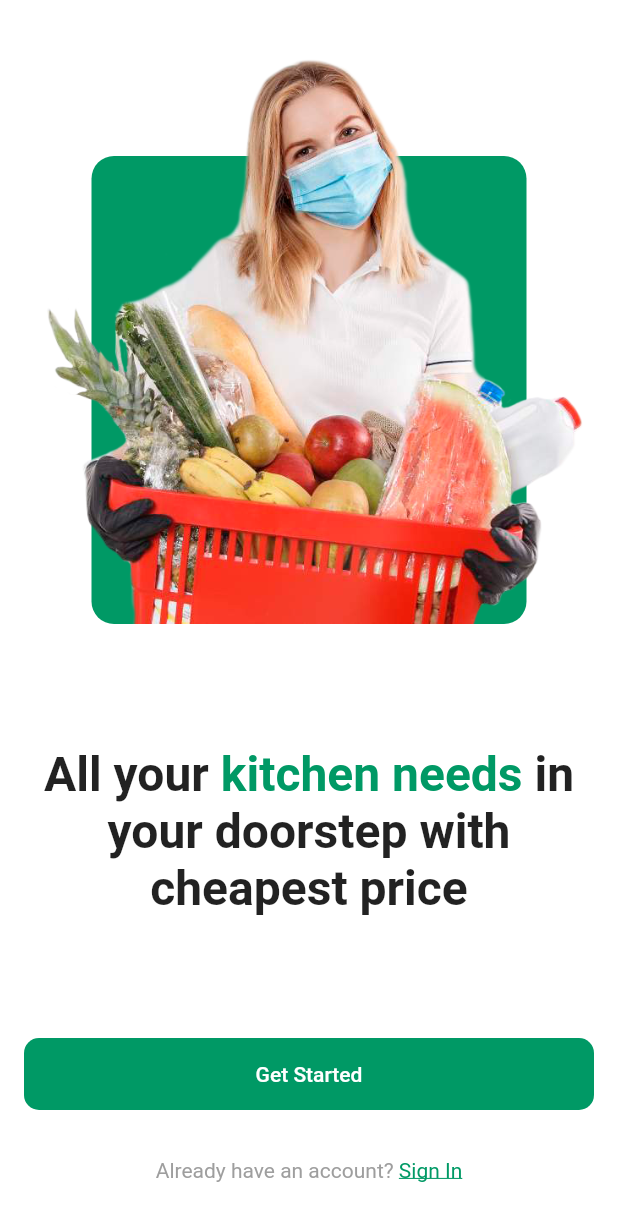
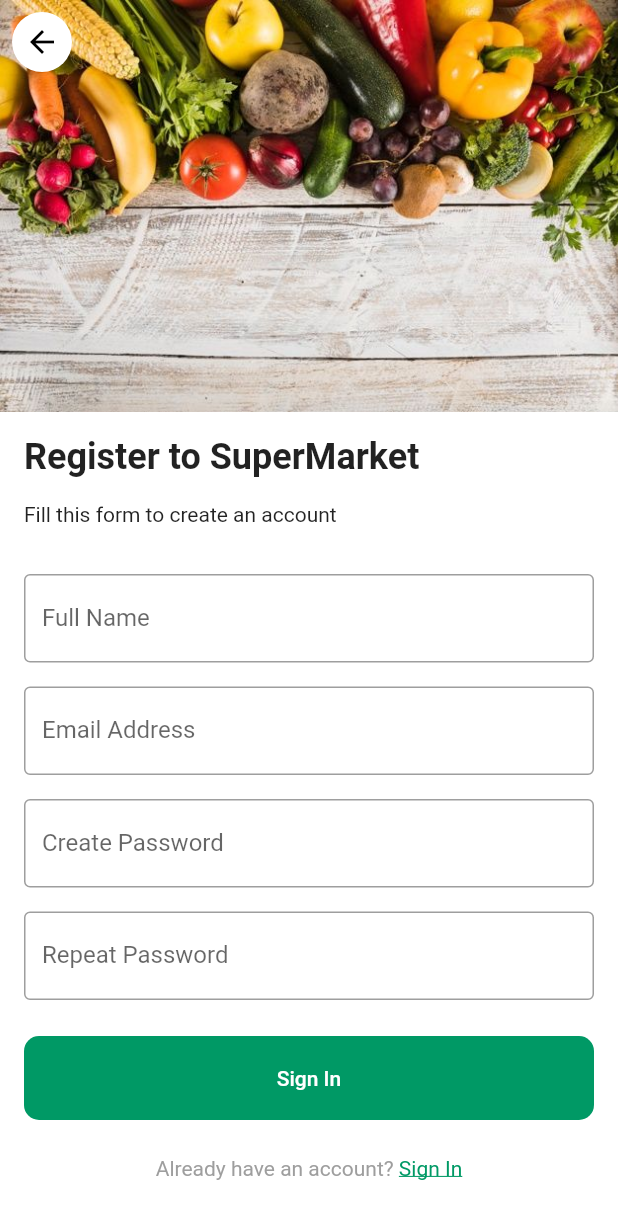
Before and after one commit to CabelloIsaac/grocery-flutter, a Flutter app: the screen it shows after launch, after a tap on "Get Started", on a phone screen of 412 x 824 dp. Shown: the top 1221 px of the screen. Run offline on Flutter 3.47's test engine with Material 2 defaults, Android fonts, the phone set to English and light mode, and no system bars; our stand-ins replace google_fonts; Roboto replaces fonts that are missing (Oxygen).

Commit message:
Add sign up screen

```diff
--- a/lib/main.dart
+++ b/lib/main.dart
@@ -1,5 +1,6 @@
 import 'package:flutter/material.dart';
 import 'package:flutter/services.dart';
+import 'package:google_fonts/google_fonts.dart';
 
 import 'ui/screens/welcome/welcome_screen.dart';
 import 'utils/constants.dart';
@@ -23,8 +24,16 @@ class MyApp extends StatelessWidget {
       title: Constants.appName,
       routes: Routes.routes,
       themeMode: ThemeMode.light,
-      theme: MyStyles.lightTheme,
-      darkTheme: MyStyles.darkTheme,
+      theme: MyStyles.lightTheme.copyWith(
+        textTheme: GoogleFonts.oxygenTextTheme(
+          Theme.of(context).textTheme,
+        ),
+      ),
+      darkTheme: MyStyles.darkTheme.copyWith(
+        textTheme: GoogleFonts.oxygenTextTheme(
+          Theme.of(context).textTheme,
+        ),
+      ),
       home: const WelcomeScreen(),
     );
   }
--- /dev/null
+++ b/lib/ui/screens/signup/sign_up_screen.dart
@@ -0,0 +1,26 @@
+import 'package:flutter/cupertino.dart';
+import 'package:flutter/material.dart';
+import 'package:flutter/widgets.dart';
+import 'package:grocery/ui/shared/auth_app_bar.dart';
+
+import 'widgets/sign_up_body.dart';
+
+class SignUpScreen extends StatelessWidget {
+  static const String route = "/SignUpScreen";
+
+  const SignUpScreen({Key? key}) : super(key: key);
+
+  @override
+  Widget build(BuildContext context) {
+    return Scaffold(
+      body: NestedScrollView(
+        headerSliverBuilder: (BuildContext context, bool innerBoxIsScrolled) {
+          return <Widget>[
+            const AuthAppBar(),
+          ];
+        },
+        body: const SignUpBody(),
+      ),
+    );
+  }
+}
--- /dev/null
+++ b/lib/ui/screens/signup/widgets/sign_up_body.dart
@@ -0,0 +1,38 @@
+import 'package:flutter/material.dart';
+import 'package:grocery/ui/shared/auth_bottom_rich_text.dart';
+import 'package:grocery/ui/shared/auth_header_title.dart';
+import 'package:grocery/ui/shared/primary_button.dart';
+
+import 'sign_up_form.dart';
+
+class SignUpBody extends StatelessWidget {
+  const SignUpBody({
+    Key? key,
+  }) : super(key: key);
+
+  @override
+  Widget build(BuildContext context) {
+    return ListView(
+      padding: const EdgeInsets.all(16),
+      children: [
+        const AuthHeaderTitle(
+          title: "Register to SuperMarket",
+          subtitle: "Fill this form to create an account",
+        ),
+        const SizedBox(height: 32),
+        const SignUpForm(),
+        const SizedBox(height: 24),
+        PrimaryButton(
+          text: "Sign In",
+          onPressed: () {},
+        ),
+        const SizedBox(height: 24),
+        AuthBottomRichText(
+          onTap: () {},
+          text1: "Already have an account?",
+          text2: "Sign In",
+        ),
+      ],
+    );
+  }
+}
--- /dev/null
+++ b/lib/ui/screens/signup/widgets/sign_up_form.dart
@@ -0,0 +1,50 @@
+import 'package:flutter/material.dart';
+
+class SignUpForm extends StatelessWidget {
+  const SignUpForm({
+    Key? key,
+  }) : super(key: key);
+
+  @override
+  Widget build(BuildContext context) {
+    return Form(
+      child: Column(
+        crossAxisAlignment: CrossAxisAlignment.start,
+        children: [
+          TextFormField(
+            keyboardType: TextInputType.name,
+            textCapitalization: TextCapitalization.words,
+            decoration: const InputDecoration(
+              labelText: "Full Name",
+              border: OutlineInputBorder(),
+            ),
+          ),
+          const SizedBox(height: 16),
+          TextFormField(
+            keyboardType: TextInputType.emailAddress,
+            decoration: const InputDecoration(
+              labelText: "Email Address",
+              border: OutlineInputBorder(),
+            ),
+          ),
+          const SizedBox(height: 16),
+          TextFormField(
+            obscureText: true,
+            decoration: const InputDecoration(
+              labelText: "Create Password",
+              border: OutlineInputBorder(),
+            ),
+          ),
+          const SizedBox(height: 16),
+          TextFormField(
+            obscureText: true,
+            decoration: const InputDecoration(
+              labelText: "Repeat Password",
+              border: OutlineInputBorder(),
+            ),
+          ),
+        ],
+      ),
+    );
+  }
+}
--- a/lib/ui/screens/welcome/welcome_screen.dart
+++ b/lib/ui/screens/welcome/welcome_screen.dart
@@ -1,9 +1,8 @@
 import 'package:flutter/cupertino.dart';
-import 'package:flutter/gestures.dart';
 import 'package:flutter/material.dart';
 import 'package:flutter/painting.dart';
+import 'package:grocery/ui/screens/signup/sign_up_screen.dart';
 import 'package:grocery/ui/shared/primary_button.dart';
-import 'package:grocery/utils/colors.dart';
 
 import 'widgets/already_have_account_text.dart';
 import 'widgets/header_image.dart';
@@ -26,7 +25,12 @@ class WelcomeScreen extends StatelessWidget {
               const Spacer(),
               const WelcomeText(),
               const Spacer(),
-              PrimaryButton(text: "Get Started", onPressed: () {}),
+              PrimaryButton(
+                text: "Get Started",
+                onPressed: () {
+                  Navigator.pushNamed(context, SignUpScreen.route);
+                },
+              ),
               const SizedBox(height: 32),
               const AlreadyHaveAccountText(),
               const SizedBox(height: 20),
--- /dev/null
+++ b/lib/ui/shared/auth_app_bar.dart
@@ -0,0 +1,33 @@
+import 'package:flutter/material.dart';
+
+class AuthAppBar extends StatelessWidget {
+  const AuthAppBar({Key? key}) : super(key: key);
+
+  @override
+  Widget build(BuildContext context) {
+    final size = MediaQuery.of(context).size;
+
+    return SliverAppBar(
+      leading: IconButton(
+        onPressed: () => Navigator.pop(context),
+        icon: const CircleAvatar(
+          backgroundColor: Colors.white,
+          child: Icon(Icons.arrow_back, color: Colors.black),
+        ),
+      ),
+      expandedHeight: size.height / 3,
+      pinned: true,
+      flexibleSpace: FlexibleSpaceBar(
+        background: Stack(
+          children: [
+            Image.asset(
+              "assets/images/auth-header.jpg",
+              height: size.height / 3,
+              fit: BoxFit.cover,
+            ),
+          ],
+        ),
+      ),
+    );
+  }
+}
--- /dev/null
+++ b/lib/ui/shared/auth_bottom_rich_text.dart
@@ -0,0 +1,46 @@
+import 'package:flutter/gestures.dart';
+import 'package:flutter/material.dart';
+import 'package:grocery/utils/colors.dart';
+
+class AuthBottomRichText extends StatelessWidget {
+  const AuthBottomRichText({
+    Key? key,
+    required this.text1,
+    required this.text2,
+    required this.onTap,
+    this.isCentered = true,
+  }) : super(key: key);
+
+  final String text1;
+  final String text2;
+  final Function() onTap;
+  final bool isCentered;
+
+  @override
+  Widget build(BuildContext context) {
+    TextStyle defaultStyle = const TextStyle(color: Colors.grey);
+    TextStyle linkStyle = const TextStyle(
+      color: MyColors.primary,
+      decoration: TextDecoration.underline,
+    );
+    return SizedBox(
+      width: isCentered ? double.infinity : null,
+      child: RichText(
+        textAlign: TextAlign.center,
+        text: TextSpan(
+          style: defaultStyle,
+          children: <TextSpan>[
+            TextSpan(
+              text: '$text1 ',
+            ),
+            TextSpan(
+              text: text2,
+              style: linkStyle,
+              recognizer: TapGestureRecognizer()..onTap = onTap,
+            ),
+          ],
+        ),
+      ),
+    );
+  }
+}
--- /dev/null
+++ b/lib/ui/shared/auth_header_title.dart
@@ -0,0 +1,24 @@
+import 'package:flutter/material.dart';
+
+class AuthHeaderTitle extends StatelessWidget {
+  const AuthHeaderTitle({Key? key, required this.title, required this.subtitle})
+      : super(key: key);
+
+  final String title;
+  final String subtitle;
+
+  @override
+  Widget build(BuildContext context) {
+    return Column(
+      crossAxisAlignment: CrossAxisAlignment.start,
+      children: [
+        Text(
+          title,
+          style: const TextStyle(fontSize: 24, fontWeight: FontWeight.bold),
+        ),
+        const SizedBox(height: 16),
+        Text(subtitle),
+      ],
+    );
+  }
+}
--- a/lib/ui/shared/primary_button.dart
+++ b/lib/ui/shared/primary_button.dart
@@ -23,7 +23,7 @@ class PrimaryButton extends StatelessWidget {
         style: TextButton.styleFrom(
           primary: Colors.white,
           backgroundColor: MyColors.primary,
-          padding: const EdgeInsets.symmetric(horizontal: 10, vertical: 16),
+          padding: const EdgeInsets.symmetric(horizontal: 10, vertical: 20),
           shape: RoundedRectangleBorder(
             borderRadius: BorderRadius.circular(10),
           ),
--- a/lib/utils/routes.dart
+++ b/lib/utils/routes.dart
@@ -1,5 +1,8 @@
 import 'package:flutter/material.dart';
+import 'package:grocery/ui/screens/signup/sign_up_screen.dart';
 
 class Routes {
-  static final Map<String, Widget Function(BuildContext)> routes = {};
+  static final Map<String, Widget Function(BuildContext)> routes = {
+    SignUpScreen.route: (BuildContext context) => const SignUpScreen(),
+  };
 }
--- a/lib/utils/styles.dart
+++ b/lib/utils/styles.dart
@@ -14,7 +14,7 @@ class MyStyles {
     ),
     appBarTheme: const AppBarTheme(
       centerTitle: true,
-      color: Colors.transparent,
+      color: Colors.white,
       systemOverlayStyle: SystemUiOverlayStyle.dark,
       elevation: 0,
       foregroundColor: Colors.black,
--- a/pubspec.yaml
+++ b/pubspec.yaml
@@ -34,6 +34,7 @@ dependencies:
   # The following adds the Cupertino Icons font to your application.
   # Use with the CupertinoIcons class for iOS style icons.
   cupertino_icons: ^1.0.2
+  google_fonts: ^2.1.0
 
 dev_dependencies:
   flutter_test:
```
Also changed, not shown: assets/images/auth-header.jpg (added), pubspec.lock.
